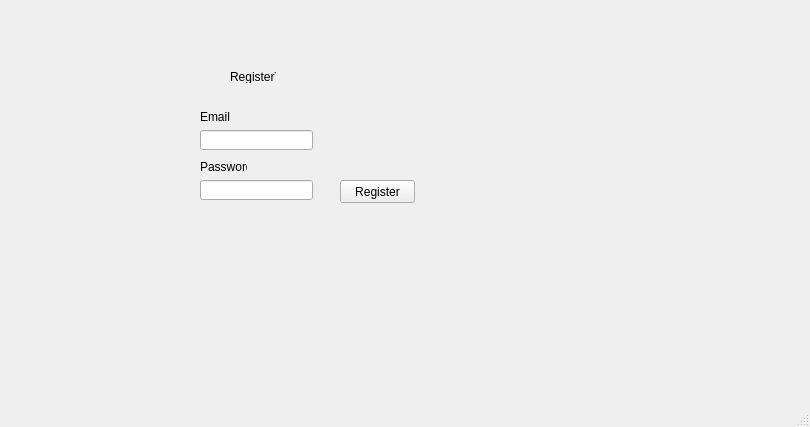
This is RegisterScreen.ui in wilcer1/STMP as Qt 5 draws it before an edit. The edited form follows.
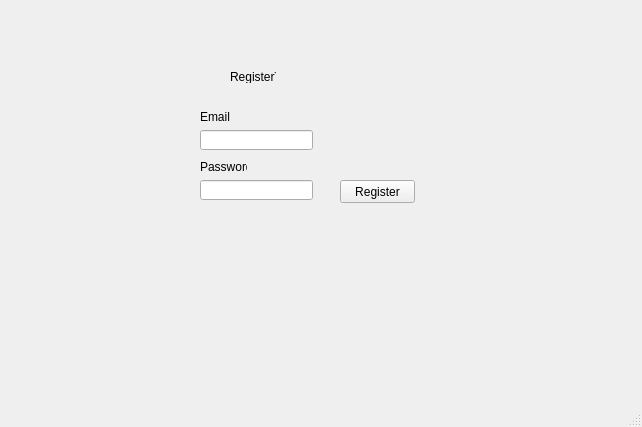
This is the edited form.

```diff
--- a/RegisterScreen.ui
+++ b/RegisterScreen.ui
@@ -6,7 +6,7 @@
    <rect>
     <x>0</x>
     <y>0</y>
-    <width>810</width>
+    <width>642</width>
     <height>427</height>
    </rect>
   </property>
```
Left out of the diff: 15 changed lines with no effect on the pictures.
